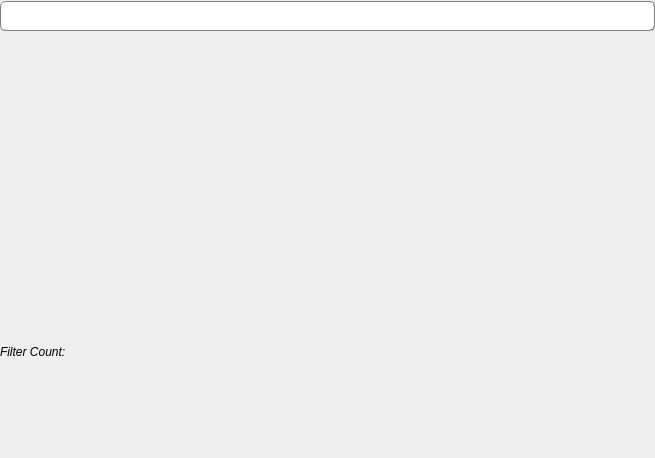
First picture: the form in Source/SVWidgetsLib/Widgets/UI_Files/FilterListToolboxWidget.ui, repository BlueQuartzSoftware/SIMPL, before the edit.
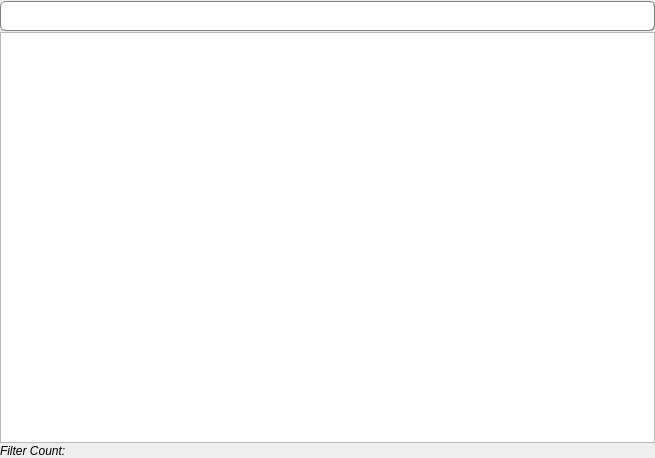
Second picture: the form after the edit. Custom widgets are drawn as their Qt base class.

Commit message: Sorting filter list search results into groups based on Human Label, Class Name, Group Name, Subgroup Name, Branding Label, and Compiled Library Name.

Diff of the .ui file:
```diff
--- a/Source/SVWidgetsLib/Widgets/UI_Files/FilterListToolboxWidget.ui
+++ b/Source/SVWidgetsLib/Widgets/UI_Files/FilterListToolboxWidget.ui
@@ -88,16 +88,16 @@
     </widget>
    </item>
    <item>
-    <widget class="FilterListWidget" name="filterList" native="true">
-     <property name="minimumSize">
-      <size>
-       <width>0</width>
-       <height>0</height>
-      </size>
+    <widget class="FilterListView" name="filterListView">
+     <property name="alternatingRowColors">
+      <bool>true</bool>
      </property>
      <property name="contextMenuPolicy">
       <enum>Qt::NoContextMenu</enum>
      </property>
+     <attribute name="headerVisible">
+      <bool>false</bool>
+     </attribute>
     </widget>
    </item>
    <item>
@@ -121,9 +121,9 @@
    <header location="global">QtSLineEdit.h</header>
   </customwidget>
   <customwidget>
-   <class>FilterListWidget</class>
-   <extends>QWidget</extends>
-   <header location="global">FilterListWidget.h</header>
+   <class>FilterListView</class>
+   <extends>QTreeView</extends>
+   <header location="global">FilterListView.h</header>
   </customwidget>
  </customwidgets>
  <resources/>
```
Left out of the diff: 4 changed lines with no effect on the pictures. The commit also changes 11 other files.
